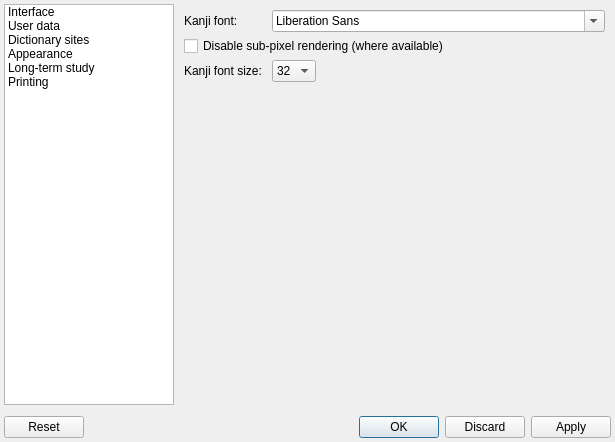
This is settingsform.ui in z1dev/zkanji as Qt 5 draws it before an edit. The edited form follows.
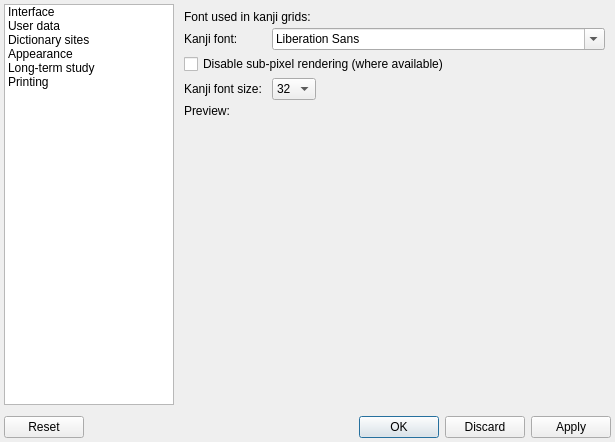
This is the edited form. The open tabs and pages were chosen to show the change. Icons and pictures are not drawn. Custom widgets are drawn as their Qt base class.

Commit message: Added preview for the kanji grid font selection in the settings dialog.

Patch:
```diff
--- a/settingsform.ui
+++ b/settingsform.ui
@@ -2896,7 +2896,14 @@
               <property name="bottomMargin">
                <number>0</number>
               </property>
-              <item row="0" column="0">
+              <item row="0" column="0" colspan="2">
+               <widget class="QLabel" name="label_130">
+                <property name="text">
+                 <string>Font used in kanji grids:</string>
+                </property>
+               </widget>
+              </item>
+              <item row="1" column="0">
                <widget class="QLabel" name="label_51">
                 <property name="sizePolicy">
                  <sizepolicy hsizetype="Fixed" vsizetype="Preferred">
@@ -2909,7 +2916,7 @@
                 </property>
                </widget>
               </item>
-              <item row="0" column="1">
+              <item row="1" column="1">
                <widget class="QFontComboBox" name="kanjiFontCBox">
                 <property name="sizePolicy">
                  <sizepolicy hsizetype="Expanding" vsizetype="Fixed">
@@ -2922,7 +2929,7 @@
                 </property>
                </widget>
               </item>
-              <item row="1" column="0" colspan="2">
+              <item row="2" column="0" colspan="2">
                <widget class="QCheckBox" name="kanjiAliasBox">
                 <property name="sizePolicy">
                  <sizepolicy hsizetype="Fixed" vsizetype="Fixed">
@@ -2935,7 +2942,7 @@
                 </property>
                </widget>
               </item>
-              <item row="2" column="0">
+              <item row="3" column="0">
                <widget class="QLabel" name="label_56">
                 <property name="sizePolicy">
                  <sizepolicy hsizetype="Fixed" vsizetype="Preferred">
@@ -2948,7 +2955,7 @@
                 </property>
                </widget>
               </item>
-              <item row="2" column="1">
+              <item row="3" column="1">
                <widget class="QComboBox" name="kanjiSizeCBox">
                 <property name="sizePolicy">
                  <sizepolicy hsizetype="Fixed" vsizetype="Fixed">
@@ -2993,8 +3000,19 @@
                 </item>
                </widget>
               </item>
-              <item row="3" column="0" colspan="2">
-               <widget class="QWidget" name="widget_2" native="true"/>
+              <item row="4" column="0" colspan="2">
+               <widget class="QLabel" name="label_131">
+                <property name="text">
+                 <string>Preview:</string>
+                </property>
+               </widget>
+              </item>
+              <item row="5" column="0" colspan="2">
+               <widget class="QFrame" name="kanjiPreview">
+                <property name="frameShape">
+                 <enum>QFrame::StyledPanel</enum>
+                </property>
+               </widget>
               </item>
              </layout>
             </widget>
```
Left out of the diff: 4 changed lines with no effect on the pictures. The commit also changes 2 other files.
